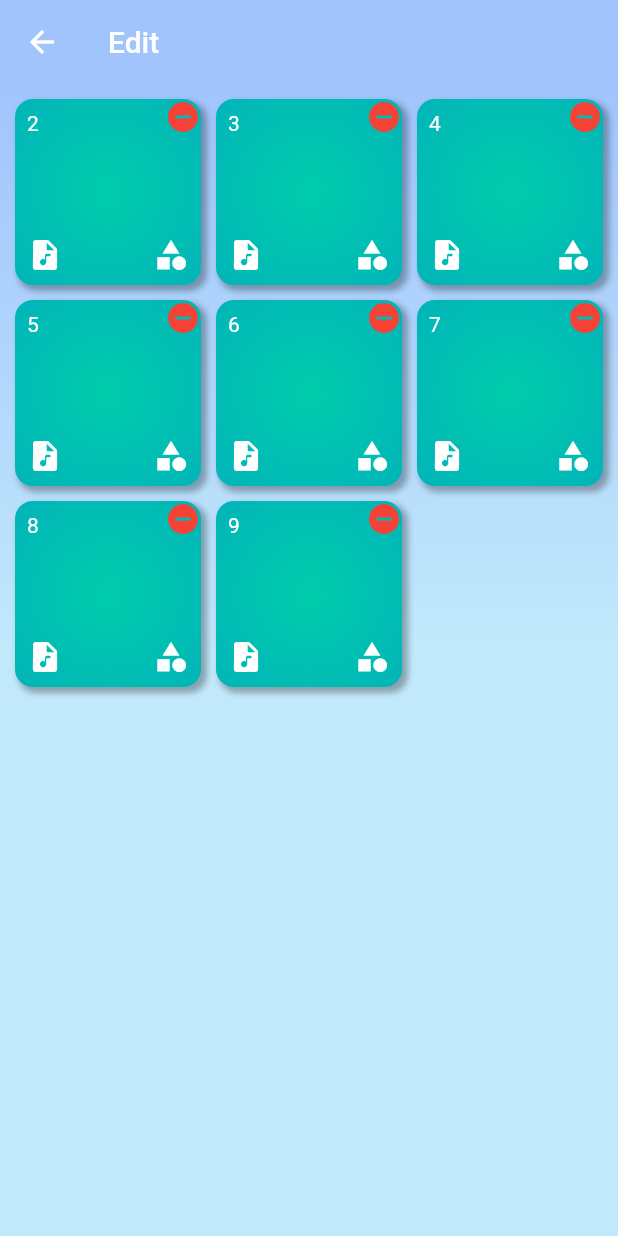
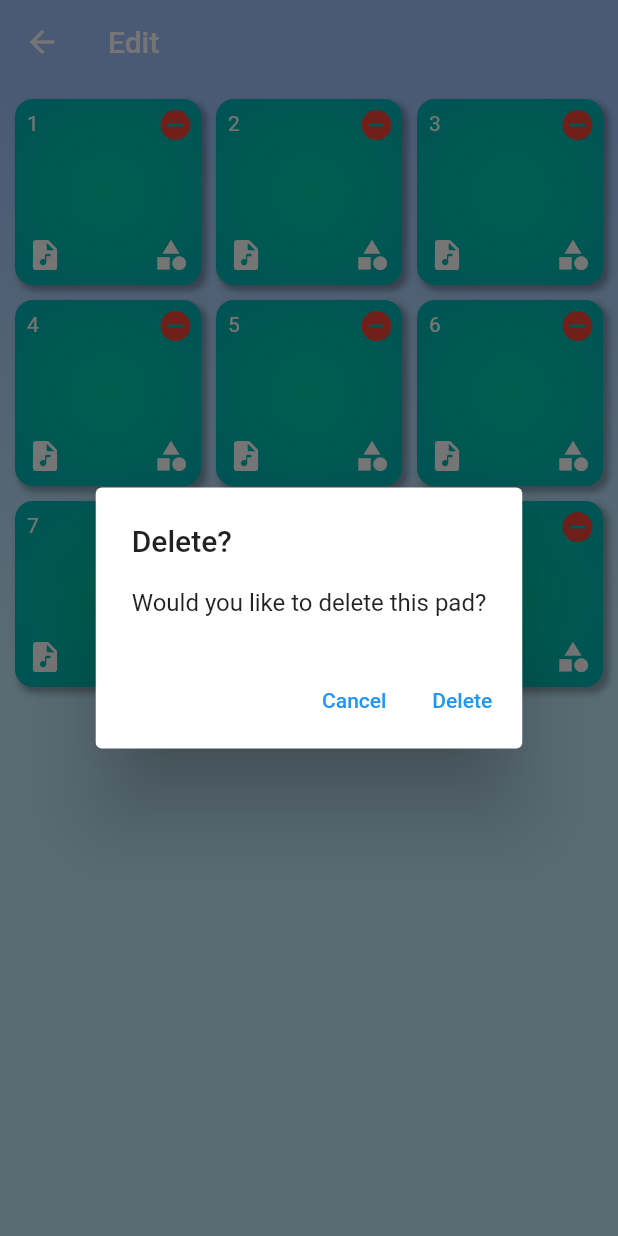
Before and after one commit to TanvirHasanAnik/Timbre_Pad, a Flutter app: the EditPadsPage screen opened directly, after a tap on the "remove circle" icon, on a phone screen of 412 x 824 dp. Run offline on Flutter 3.47's test engine with Material 2 defaults, Android fonts, the phone set to English and light mode, and no system bars; our stand-ins replace audioplayers, permission_handler, sqflite; missing offline and left inert: filesystem_picker; accounts and stored records are empty.

Commit message:
Delete pad

```diff
--- a/lib/pages/edit_pads_page.dart
+++ b/lib/pages/edit_pads_page.dart
@@ -91,8 +91,8 @@ class _EditPadsPageState extends State<EditPadsPage> {
           ],
         ),
         Positioned(
-          top: 0,
-          right: 0,
+          top: 5,
+          right: 5,
           child: deleteButton(pad),
         ),
       ]),
@@ -102,8 +102,39 @@ class _EditPadsPageState extends State<EditPadsPage> {
   Widget deleteButton(Pad pad) {
     return GestureDetector(
       onTap: () async {
-        await db.deletePad(pad);
-        setState(() {});
+        // set up the buttons
+        Widget cancelButton = TextButton(
+          child: const Text("Cancel"),
+          onPressed: () {
+            Navigator.pop(context);
+          },
+        );
+        Widget continueButton = TextButton(
+          child: const Text("Delete"),
+          onPressed: () async {
+            await db.deletePad(pad);
+            setState(() {});
+            Navigator.pop(context);
+          },
+        );
+
+        // set up the AlertDialog
+        AlertDialog alert = AlertDialog(
+          title: const Text("Delete?"),
+          content: const Text("Would you like to delete this pad?"),
+          actions: [
+            cancelButton,
+            continueButton,
+          ],
+        );
+
+        // show the dialog
+        showDialog(
+          context: context,
+          builder: (BuildContext context) {
+            return alert;
+          },
+        );
       },
       child: const Icon(
         Icons.remove_circle,
```
